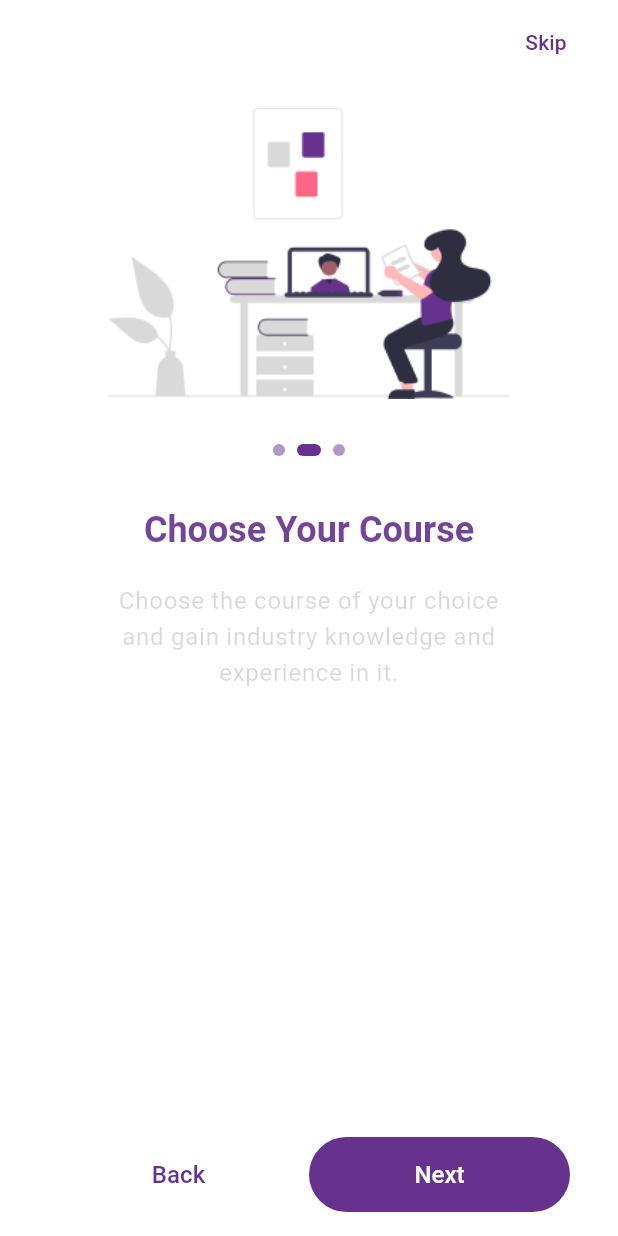
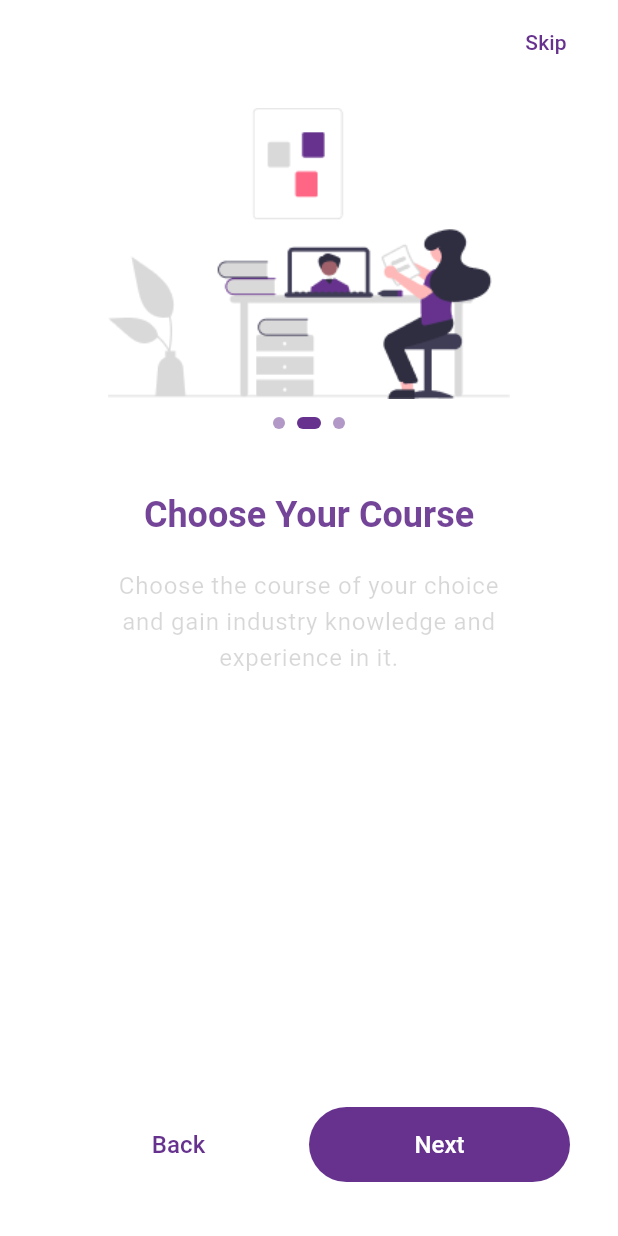
Before and after one commit to Infvyr/flutter_auth_provider, a Flutter app: the screen it shows after launch, after a tap on "Next", on a phone screen of 412 x 824 dp. Run offline on Flutter 3.47's test engine with Material 2 defaults, Android fonts, the phone set to English and light mode, and no system bars; drawn by our look-alikes of auto_size_text; our stand-ins replace cached_network_image, dio, flutter_secure_storage, shared_preferences; accounts and stored records are empty; project files that could hold a hidden picture were left out.

Commit message:
extract onboarding dots outside page view

```diff
--- a/lib/src/features/onboarding/presentation/choose.dart
+++ b/lib/src/features/onboarding/presentation/choose.dart
@@ -79,8 +79,7 @@ class _OnboardingChoosePageState extends State<OnboardingChoosePage> with Single
               ),
             ),
           ),
-          const SizedBox(height: 30),
-          const NavigationDots(currentPage: 1),
+          const SizedBox(height: 60),
           AnimatedContainer(
             duration: const Duration(milliseconds: kPageViewDuration + 150),
             margin: EdgeInsets.only(top: headingMarginTop),
--- a/lib/src/features/onboarding/presentation/get_certified.dart
+++ b/lib/src/features/onboarding/presentation/get_certified.dart
@@ -1,9 +1,10 @@
 import 'package:auto_size_text/auto_size_text.dart';
 import 'package:flutter/material.dart';
+import 'package:provider/provider.dart';
+
 import 'package:flutter_authentication/gen/assets.gen.dart';
 import 'package:flutter_authentication/src/constants/animations.dart';
 import 'package:flutter_authentication/src/features/index.dart';
-import 'package:provider/provider.dart';
 
 class OnboardingGetCertifiedPage extends StatefulWidget {
   const OnboardingGetCertifiedPage({super.key});
@@ -79,8 +80,7 @@ class _OnboardingGetCertifiedPageState extends State<OnboardingGetCertifiedPage>
               ),
             ),
           ),
-          const SizedBox(height: 30),
-          const NavigationDots(currentPage: 2),
+          const SizedBox(height: 60),
           AnimatedContainer(
             duration: const Duration(milliseconds: kPageViewDuration + 150),
             margin: EdgeInsets.only(top: headingMarginTop),
--- a/lib/src/features/onboarding/presentation/index.dart
+++ b/lib/src/features/onboarding/presentation/index.dart
@@ -1,10 +1,6 @@
 import 'package:flutter/material.dart';
-import 'package:flutter_authentication/src/features/onboarding/infrastructure/onboarding_notifier.dart';
+import 'package:flutter_authentication/src/features/index.dart';
 import 'package:provider/provider.dart';
-
-import 'navigation.dart';
-import 'navigation_skip_button.dart';
-import 'page_view_config.dart';
 
 class OnbordingPage extends StatefulWidget {
   const OnbordingPage({super.key});
@@ -41,6 +37,7 @@ class _OnbordingPageState extends State<OnbordingPage> {
           create: (_) => OnboardingNotifier(),
           lazy: true,
           child: Stack(
+            alignment: Alignment.center,
             children: [
               PageView.builder(
                 controller: pageController,
@@ -50,6 +47,7 @@ class _OnbordingPageState extends State<OnbordingPage> {
                   setState(() => currentPage = index);
                 },
               ),
+              NavigationDots(currentPage: currentPage),
               OnboardingNavigation(
                 currentPage: currentPage,
                 pageController: pageController,
--- a/lib/src/features/onboarding/presentation/navigation.dart
+++ b/lib/src/features/onboarding/presentation/navigation.dart
@@ -1,7 +1,8 @@
 import 'package:flutter/material.dart';
+import 'package:provider/provider.dart';
+
 import 'package:flutter_authentication/src/constants/animations.dart';
 import 'package:flutter_authentication/src/features/index.dart';
-import 'package:provider/provider.dart';
 
 class OnboardingNavigation extends StatefulWidget {
   const OnboardingNavigation({
@@ -44,7 +45,7 @@ class _OnboardingNavigationState extends State<OnboardingNavigation> with Single
 
   void initAnimation() {
     if (_onboardingNotifier.navigationAnimationCompleted) {
-      kPosition = 0.0;
+      kPosition = 20.0;
     } else {
       _animationController.addStatusListener(_onAnimationCompleted);
     }
@@ -53,7 +54,7 @@ class _OnboardingNavigationState extends State<OnboardingNavigation> with Single
   void _onAnimationCompleted(AnimationStatus status) {
     if (status == AnimationStatus.completed) {
       setState(() {
-        kPosition = 0.0;
+        kPosition = 20.0;
       });
       _onboardingNotifier.completeNavigationAnimation = true;
     }
@@ -83,6 +84,9 @@ class _OnboardingNavigationState extends State<OnboardingNavigation> with Single
                       curve: Curves.easeInOut,
                     );
                   },
+                  style: ButtonStyle(
+                    minimumSize: MaterialStateProperty.all(const Size(88, 50)),
+                  ),
                   child: Text(
                     'Back',
                     style: TextStyle(
--- a/lib/src/features/onboarding/presentation/navigation_dots.dart
+++ b/lib/src/features/onboarding/presentation/navigation_dots.dart
@@ -58,7 +58,12 @@ class _NavigationDotsState extends State<NavigationDots> with SingleTickerProvid
 
   @override
   Widget build(BuildContext context) {
-    return AnimatedOpacity(
+    final screenHeight = MediaQuery.of(context).size.height;
+
+    return AnimatedPositioned(
+      duration: const Duration(milliseconds: kPageViewDuration),
+      top: screenHeight < 680 ? screenHeight * 0.31 : screenHeight * 0.25,
+      child: AnimatedOpacity(
         duration: const Duration(milliseconds: kPageViewDuration + 50),
         opacity: _onboardingNotifier.dotsAnimationCompleted ? 1 : 0,
         child: Padding(
@@ -82,6 +87,7 @@ class _NavigationDotsState extends State<NavigationDots> with SingleTickerProvid
             ),
           ),
         ),
+      ),
     );
     // );
   }
--- a/lib/src/features/onboarding/presentation/welcome.dart
+++ b/lib/src/features/onboarding/presentation/welcome.dart
@@ -80,8 +80,7 @@ class _OnboardingWelcomePageState extends State<OnboardingWelcomePage> with Sing
               ),
             ),
           ),
-          const SizedBox(height: 30),
-          const NavigationDots(currentPage: 0),
+          const SizedBox(height: 60),
           AnimatedContainer(
             duration: const Duration(milliseconds: kPageViewDuration + 150),
             margin: EdgeInsets.only(top: headingMarginTop),
```
Also changed, not shown: 1 other file. Lines whose indentation alone changed are shown as unchanged.
